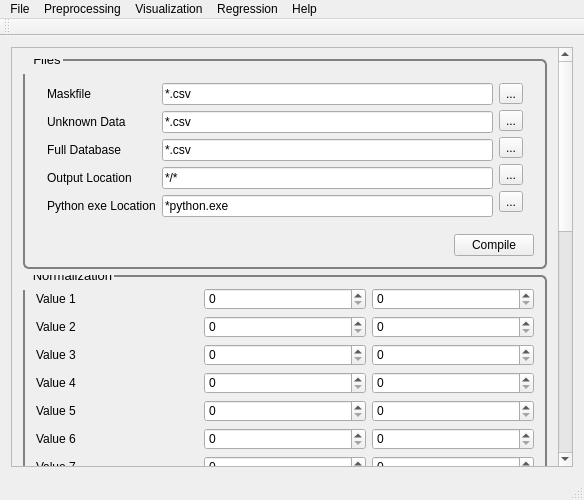
This is src/PYSAT_GUI/guitest.ui in tisaconundrum2/PySAT-GUI as Qt 5 draws it before an edit. The edited form follows.
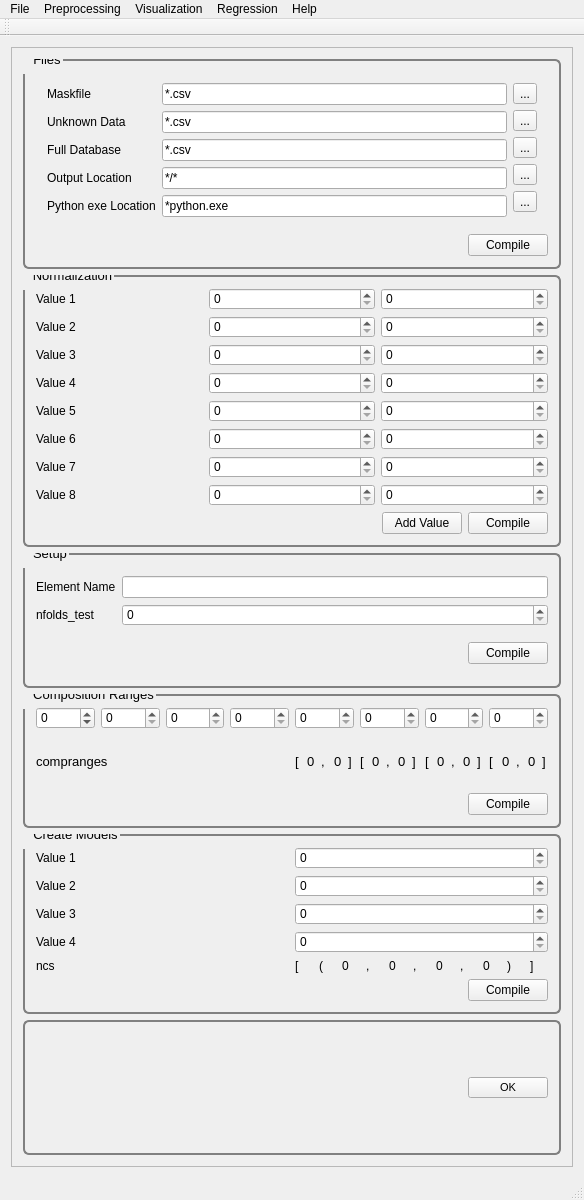
This is the edited form.

Commit message: GUI: Prevent user from adding data smaller than previous spinBox

The edit to the form file:
```diff
--- a/src/PYSAT_GUI/guitest.ui
+++ b/src/PYSAT_GUI/guitest.ui
@@ -7,7 +7,7 @@
     <x>0</x>
     <y>0</y>
     <width>584</width>
-    <height>500</height>
+    <height>1200</height>
    </rect>
   </property>
   <property name="windowTitle">
@@ -25,8 +25,8 @@
         <rect>
          <x>0</x>
          <y>0</y>
-         <width>550</width>
-         <height>1015</height>
+         <width>564</width>
+         <height>1121</height>
         </rect>
        </property>
        <property name="font">
```
The commit also changes 4 other files.
